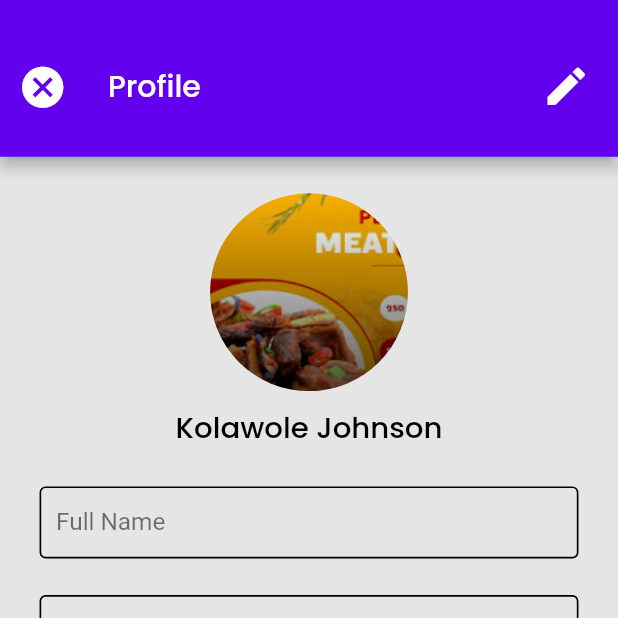
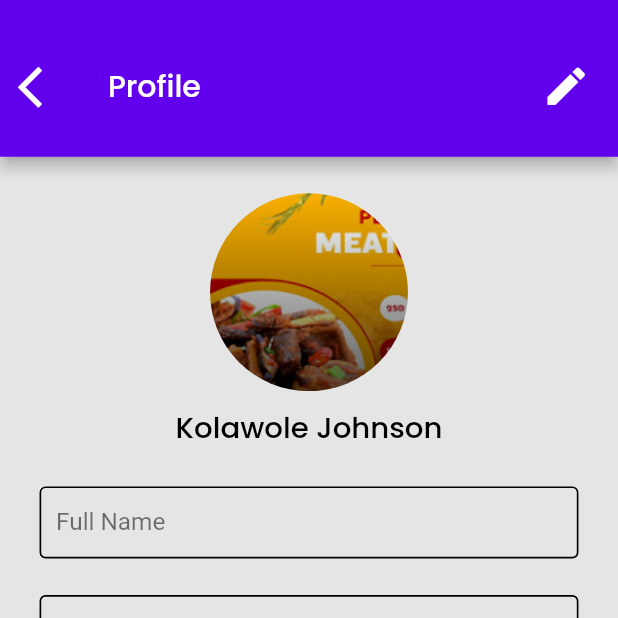
Before and after one commit to kolikay/Scholars_padi, a Flutter app: the ProfileScreen screen opened by its route, on a phone screen of 412 x 824 dp, the top half of it. Run offline on Flutter 3.47's test engine with Material 2 defaults, Android fonts, the phone set to English and light mode, and no system bars; our stand-ins replace carousel_slider, flutter_riverpod, flutter_screenutil, flutter_slidable, google_fonts, image_picker and 2 more; missing offline and left inert: simple_connection_checker.

```diff
--- a/lib/screens/note_book_screens/views/note_book_screen1.dart
+++ b/lib/screens/note_book_screens/views/note_book_screen1.dart
@@ -209,7 +209,7 @@ class _MaterialCardsState extends State<MaterialCards> {
               color: widget.cardColor2,
               child: Padding(
                 padding:
-                    EdgeInsets.symmetric(horizontal: 10.0.w, vertical: 10.h),
+                    EdgeInsets.only(left: 10.h),
                 child: Column(
                   mainAxisAlignment: MainAxisAlignment.start,
                   crossAxisAlignment: CrossAxisAlignment.start,
--- a/lib/screens/on_boarding/notifications/views/notification_screen.dart
+++ b/lib/screens/on_boarding/notifications/views/notification_screen.dart
@@ -121,7 +121,7 @@ class _NotificationScreenState extends ConsumerState<NotificationScreen> {
                     notificationViewModel.deleteFromNoticeCardsList(
                         notificationViewModel.selectedList[i]);
                     ShowSnackBar.openSnackBar(
-                        context, "${notificationViewModel.selectedList.length}s Deleted", 'Undo delete', () {
+                        context, "${notificationViewModel.selectedList.length} item Deleted", 'Undo delete', () {
                           setState(() {
 
                           });
--- a/lib/screens/on_boarding/profile_screens/profile_view/profile_screen.dart
+++ b/lib/screens/on_boarding/profile_screens/profile_view/profile_screen.dart
@@ -117,12 +117,12 @@ class _ProfileScreenState extends ConsumerState<ProfileScreen> {
                   onPressed: () {
                     Navigator.pop(context);
                   },
-                  icon: onEdit
+                  icon: !onEdit
                       ? Icon(
                           Icons.arrow_back_ios,
                           size: 30.w,
                         )
-                      : Icon(Icons.cancel, size: 30.w),
+                      : Icon(Icons.close, size: 30.w),
                 ),
               ),
             ),
```
